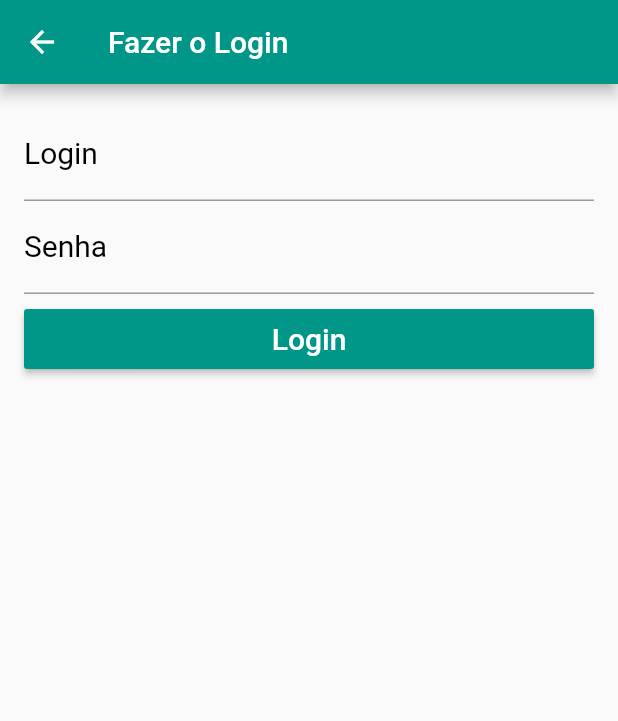
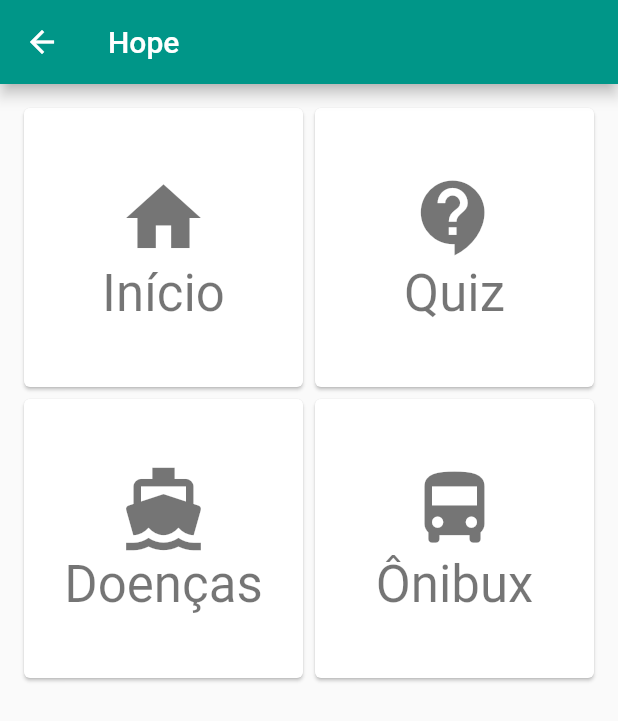
Before and after one commit to vambertojr/hope, a Flutter app: the screen it shows after launch, after a tap on "ENTRAR", on a phone screen of 412 x 824 dp. Shown: the top 721 px of the screen. Run offline on Flutter 3.47's test engine with Material 2 defaults, Android fonts, the phone set to English and light mode, and no system bars; our stand-ins replace sqflite; accounts and stored records are empty.

Commit message:
Add grid menu

```diff
--- a/lib/main.dart
+++ b/lib/main.dart
@@ -1,5 +1,6 @@
 import 'package:flutter/material.dart';
 import 'package:hope/screens/homepage.dart';
+import 'package:hope/screens/lista_doencas.dart';
 
 void main() => runApp(MyApp());
 
@@ -8,10 +9,14 @@ class MyApp extends StatelessWidget{
   Widget build(BuildContext context) {
     return MaterialApp(
       debugShowCheckedModeBanner: false,
-      theme: ThemeData(
-        primaryColor: Colors.blue,
-      ),
-      home: HomePage(),
+      title: "PGIA7310",
+      initialRoute: 'home',
+      routes: {
+        'home': (context) => HomePage(),
+        'ListaDoencas': (context) => ListaDoencas(),
+        //'screen2': (context) => screen2(),
+
+      },
     );
   }
 
--- a/lib/screens/homepage.dart
+++ b/lib/screens/homepage.dart
@@ -1,10 +1,11 @@
 import 'package:flutter/cupertino.dart';
 import 'package:flutter/material.dart';
 import 'package:hope/screens/login.dart';
+import 'package:hope/screens/menu.dart';
 
 
-import '../todo_detail.dart';
-import '../todo_list.dart';
+import '../todo/todo_detail.dart';
+import '../todo/todo_list.dart';
 
 
 class HomePage extends StatelessWidget {
@@ -76,7 +77,7 @@ class HomePage extends StatelessWidget {
       onPressed: () {
         Navigator.push(context, MaterialPageRoute(builder: (BuildContext context){
           //return TodoList();
-          return LoginPage();
+          return menu();
         }));
       },
     );
--- /dev/null
+++ b/lib/screens/menu.dart
@@ -0,0 +1,84 @@
+import 'package:flutter/material.dart';
+
+class menu extends StatelessWidget {
+  @override
+  Widget build(BuildContext context) {
+
+    return Scaffold(
+      appBar: AppBar
+        (title: Text('Hope',),
+        backgroundColor: Colors.teal
+        ),
+      body: Padding(
+        padding: const EdgeInsets.all(12.0),
+        child: (
+            _buildGridView(context)
+        ),
+      ),
+
+    );
+
+  }
+
+  GridView _buildGridView(BuildContext context) {
+    return GridView.count(
+      //cria um grid com 2 colunas
+      crossAxisCount: 2,
+      // Gera 100 Widgets que exibem o seu índice na lista
+      children: List.generate(opcoes.length, (index) {
+        return Center(
+          child: InkWell(
+              onTap: (){
+                Navigator.of(context).pushNamed(opcoes[index].caminho1);
+                Navigator.of(context).pushNamed(opcoes[index].caminho2);
+                Navigator.of(context).pushNamed(opcoes[index].caminho3);
+              },
+              child: OpcaoCard(opcao: opcoes[index])),
+
+
+        );
+      }),
+    );
+  }
+
+
+}
+
+class Opcao {
+  Opcao({this.titulo, this.icon, this.caminho1, this.caminho2, this.caminho3});
+  String titulo;
+  IconData icon;
+  String caminho1;
+  String caminho2;
+  String caminho3;
+
+}
+List<Opcao> opcoes = <Opcao>[
+  Opcao(titulo: 'Início', icon: (Icons.home )  ),
+  Opcao(titulo: 'Quiz', icon: Icons.contact_support, caminho1: "screen3"),
+  Opcao(titulo: 'Doenças', icon: Icons.directions_boat, caminho2: "ListaDoencas"),
+  Opcao(titulo: 'Ônibux', icon: Icons.directions_bus),
+
+];
+class OpcaoCard extends StatelessWidget {
+  const OpcaoCard({Key key, this.opcao}) : super(key: key);
+  final Opcao opcao;
+  @override
+  Widget build(BuildContext context) {
+    final TextStyle textStyle = Theme.of(context)
+        .textTheme.headline4;
+    return Card(
+        color: Colors.white,
+        child: Center(
+          child: Column(
+              mainAxisSize: MainAxisSize.min,
+              crossAxisAlignment: CrossAxisAlignment.center,
+              children: <Widget>[
+                Icon(opcao.icon, size:60.0, color: textStyle.color),
+                Text(opcao.titulo, style: textStyle),
+              ]
+          ),
+        )
+    );
+  }
+}
--- a/lib/database_helper.dart
+++ b/lib/todo/database_helper.dart
@@ -2,7 +2,7 @@ import 'package:sqflite/sqflite.dart';
 import 'dart:async';
 import 'dart:io';
 import 'package:path_provider/path_provider.dart';
-import 'package:hope/todo.dart'
+import 'file:///C:/Users/vamberto/Projects/hope/lib/todo/todo.dart'
  show Todo;
 
 class DatabaseHelper {
--- a/lib/todo_detail.dart
+++ b/lib/todo/todo_detail.dart
@@ -1,7 +1,7 @@
 import 'dart:async';
 import 'package:flutter/material.dart';
-import 'package:hope/todo.dart';
-import 'package:hope/database_helper.dart';
+import 'file:///C:/Users/vamberto/Projects/hope/lib/todo/todo.dart';
+import 'package:hope/todo/database_helper.dart';
 import 'package:intl/intl.dart';
 
 class TodoDetail extends StatefulWidget {
--- a/lib/todo_list.dart
+++ b/lib/todo/todo_list.dart
@@ -1,8 +1,8 @@
 import 'dart:async';
 import 'package:flutter/material.dart';
-import 'package:hope/todo.dart';
-import 'package:hope/database_helper.dart';
-import 'package:hope/todo_detail.dart';
+import 'file:///C:/Users/vamberto/Projects/hope/lib/todo/todo.dart';
+import 'package:hope/todo/database_helper.dart';
+import 'file:///C:/Users/vamberto/Projects/hope/lib/todo/todo_detail.dart';
 import 'package:sqflite/sqflite.dart';
 
 class TodoList extends StatefulWidget {
```
Also changed, not shown: lib/todo/todo.dart (renamed from lib/todo.dart).
